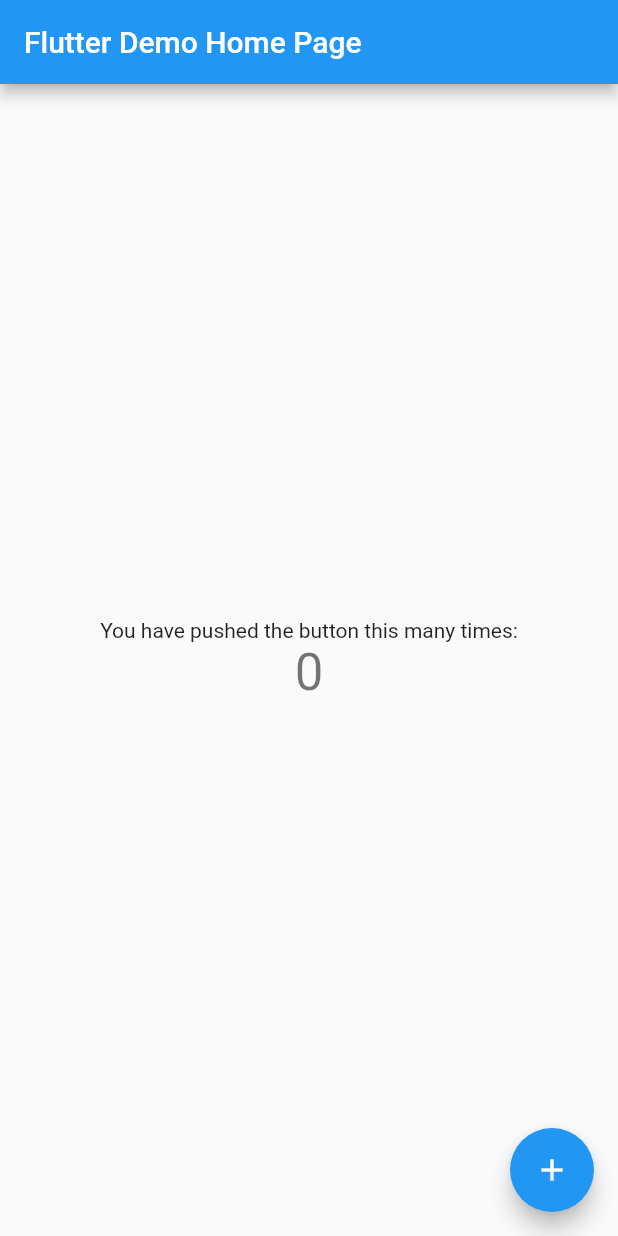
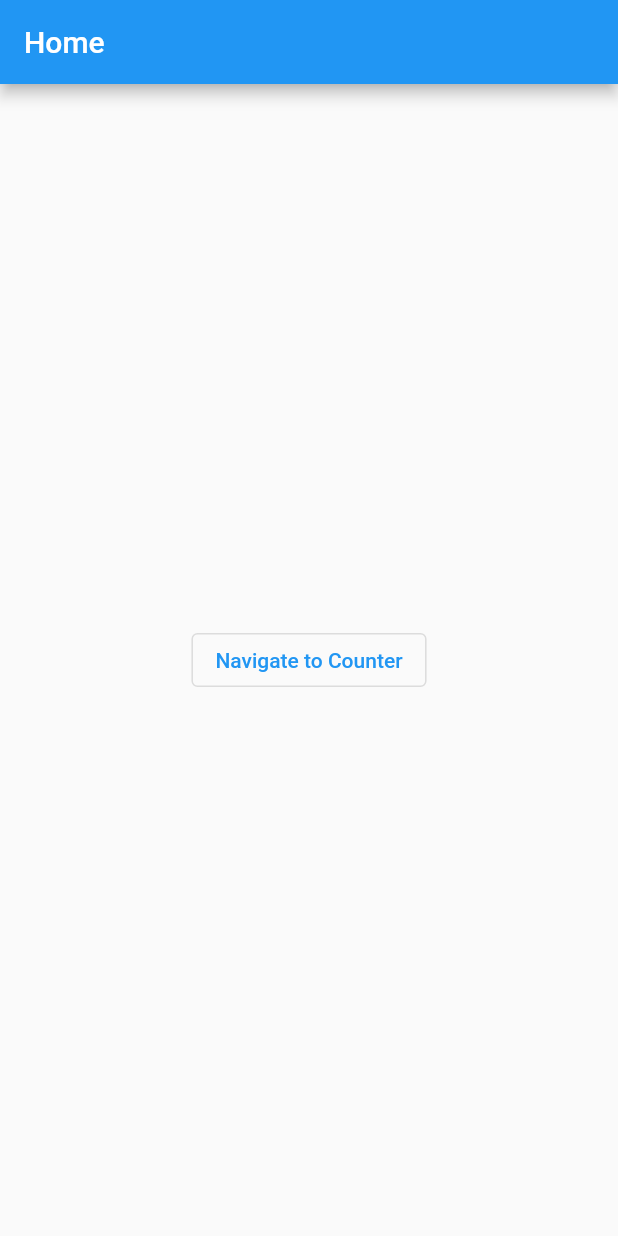
Before and after one commit to LooksGoodApp/flutter-value-extensions, a Flutter app: the screen it shows after launch, on a phone screen of 412 x 824 dp. Run offline on Flutter 3.47's test engine with Material 2 defaults, Android fonts, the phone set to English and light mode, and no system bars.

Commit message:
Add example, update CHANGELOG and README

```diff
--- a/example/lib/main.dart
+++ b/example/lib/main.dart
@@ -1,113 +1,85 @@
 import 'package:flutter/material.dart';
+import 'package:value_extensions/value_extensions.dart';
+
+class StateObject {
+  final _disposeBag = DisposeBag();
+
+  final counterValue = ValueNotifier(0);
+  late final ValueNotifier<int> evenCounterValue;
+  late final ValueNotifier<String> stringCounterValue;
+
+  late final Subscription evenPrintSubscription;
+
+  StateObject() {
+    counterValue.disposedBy(_disposeBag);
+    evenCounterValue =
+        counterValue.where((value) => value.isEven).disposedBy(_disposeBag);
+    stringCounterValue = counterValue.map((value) => value.toString());
+    evenPrintSubscription = evenCounterValue.subscribe(print);
+  }
+
+  void dispose() {
+    if (!evenPrintSubscription.isCanceled) evenPrintSubscription.cancel();
+    _disposeBag.clear();
+    print("Disposed $this");
+  }
+}
+
+class Home extends StatelessWidget {
+  @override
+  Widget build(BuildContext context) => Scaffold(
+        appBar: AppBar(title: Text("Home")),
+        body: Center(
+          child: OutlinedButton(
+            onPressed: () => Navigator.push(
+              context,
+              MaterialPageRoute(builder: (context) => CounterScreen()),
+            ),
+            child: Text("Navigate to Counter"),
+          ),
+        ),
+      );
+}
+
+class CounterScreen extends StatelessWidget {
+  final state = StateObject();
+  @override
+  Widget build(BuildContext context) => Scaffold(
+        body: Center(
+          child: Column(
+            mainAxisAlignment: MainAxisAlignment.center,
+            children: [
+              state.stringCounterValue.bind(
+                (value) => Text(value),
+              ),
+              OutlinedButton(
+                onPressed: () => state.counterValue.value++,
+                child: Text("Increment"),
+              ),
+              OutlinedButton(
+                onPressed: state.evenPrintSubscription.cancel,
+                child: Text("Cancel print"),
+              ),
+              OutlinedButton(
+                onPressed: () {
+                  Navigator.pop(context);
+                  state.dispose();
+                },
+                child: Text("Navigate back"),
+              ),
+            ],
+          ),
+        ),
+      );
+}
+
+class MyApp extends StatelessWidget {
+  @override
+  Widget build(BuildContext context) => MaterialApp(
+        home: Home(),
+      );
+}
 
 void main() {
   runApp(MyApp());
 }
-
-class MyApp extends StatelessWidget {
-  // This widget is the root of your application.
-  @override
-  Widget build(BuildContext context) {
-    return MaterialApp(
-      title: 'Flutter Demo',
-      theme: ThemeData(
-        // This is the theme of your application.
-        //
-        // Try running your application with "flutter run". You'll see the
-        // application has a blue toolbar. Then, without quitting the app, try
-        // changing the primarySwatch below to Colors.green and then invoke
-        // "hot reload" (press "r" in the console where you ran "flutter run",
-        // or simply save your changes to "hot reload" in a Flutter IDE).
-        // Notice that the counter didn't reset back to zero; the application
-        // is not restarted.
-        primarySwatch: Colors.blue,
-      ),
-      home: MyHomePage(title: 'Flutter Demo Home Page'),
-    );
-  }
-}
-
-class MyHomePage extends StatefulWidget {
-  MyHomePage({Key? key, required this.title}) : super(key: key);
-
-  // This widget is the home page of your application. It is stateful, meaning
-  // that it has a State object (defined below) that contains fields that affect
-  // how it looks.
-
-  // This class is the configuration for the state. It holds the values (in this
-  // case the title) provided by the parent (in this case the App widget) and
-  // used by the build method of the State. Fields in a Widget subclass are
-  // always marked "final".
-
-  final String title;
-
-  @override
-  _MyHomePageState createState() => _MyHomePageState();
-}
-
-class _MyHomePageState extends State<MyHomePage> {
-  int _counter = 0;
-
-  void _incrementCounter() {
-    setState(() {
-      // This call to setState tells the Flutter framework that something has
-      // changed in this State, which causes it to rerun the build method below
-      // so that the display can reflect the updated values. If we changed
-      // _counter without calling setState(), then the build method would not be
-      // called again, and so nothing would appear to happen.
-      _counter++;
-    });
-  }
-
-  @override
-  Widget build(BuildContext context) {
-    // This method is rerun every time setState is called, for instance as done
-    // by the _incrementCounter method above.
-    //
-    // The Flutter framework has been optimized to make rerunning build methods
-    // fast, so that you can just rebuild anything that needs updating rather
-    // than having to individually change instances of widgets.
-    return Scaffold(
-      appBar: AppBar(
-        // Here we take the value from the MyHomePage object that was created by
-        // the App.build method, and use it to set our appbar title.
-        title: Text(widget.title),
-      ),
-      body: Center(
-        // Center is a layout widget. It takes a single child and positions it
-        // in the middle of the parent.
-        child: Column(
-          // Column is also a layout widget. It takes a list of children and
-          // arranges them vertically. By default, it sizes itself to fit its
-          // children horizontally, and tries to be as tall as its parent.
-          //
-          // Invoke "debug painting" (press "p" in the console, choose the
-          // "Toggle Debug Paint" action from the Flutter Inspector in Android
-          // Studio, or the "Toggle Debug Paint" command in Visual Studio Code)
-          // to see the wireframe for each widget.
-          //
-          // Column has various properties to control how it sizes itself and
-          // how it positions its children. Here we use mainAxisAlignment to
-          // center the children vertically; the main axis here is the vertical
-          // axis because Columns are vertical (the cross axis would be
-          // horizontal).
-          mainAxisAlignment: MainAxisAlignment.center,
-          children: <Widget>[
-            Text(
-              'You have pushed the button this many times:',
-            ),
-            Text(
-              '$_counter',
-              style: Theme.of(context).textTheme.headline4,
-            ),
-          ],
-        ),
-      ),
-      floatingActionButton: FloatingActionButton(
-        onPressed: _incrementCounter,
-        tooltip: 'Increment',
-        child: Icon(Icons.add),
-      ), // This trailing comma makes auto-formatting nicer for build methods.
-    );
-  }
-}
```
Also changed, not shown: 2 other files.
